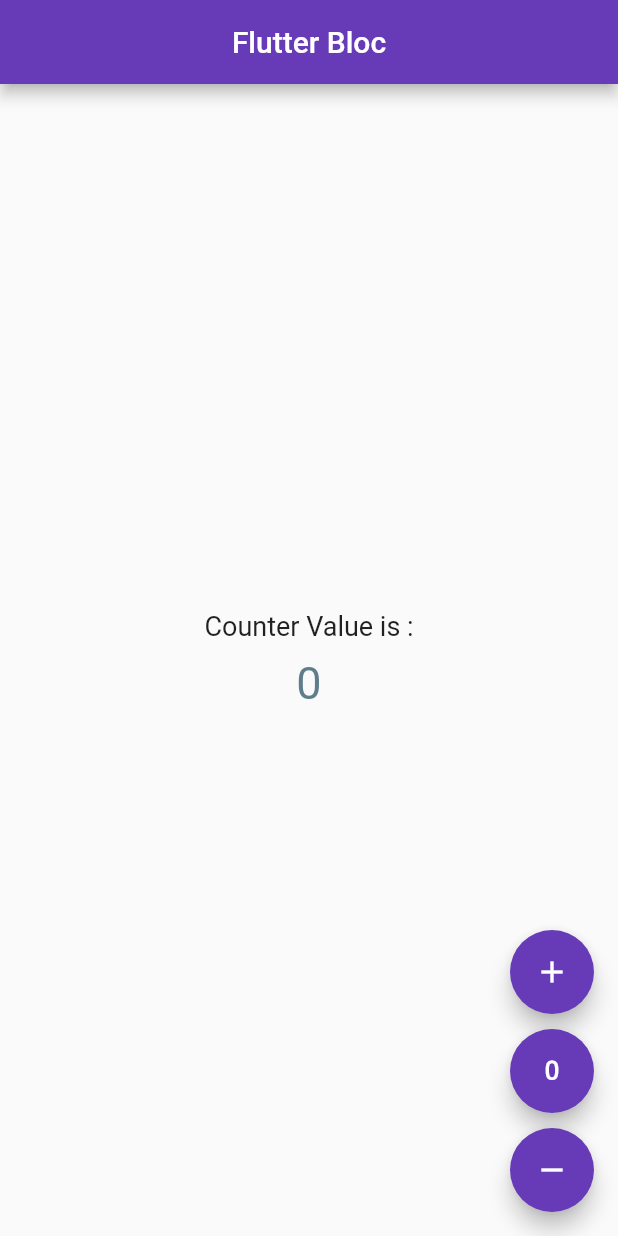
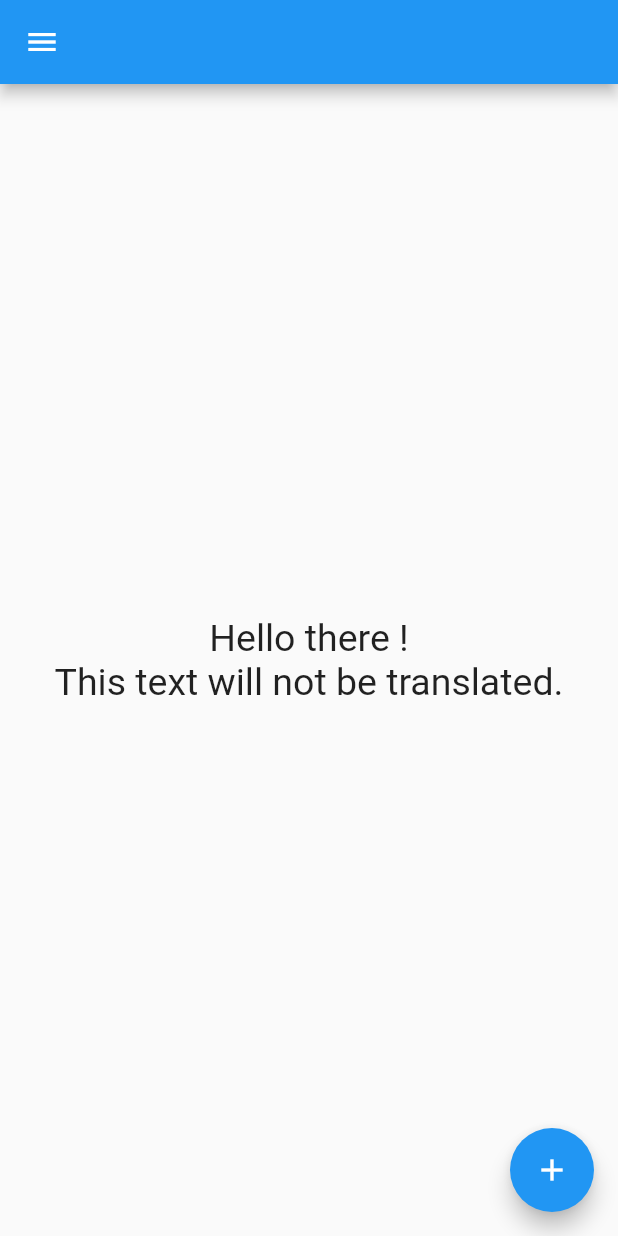
Before and after one commit to M7MMAD-OMAR/bloc-flutter-lang, a Flutter app: the screen it shows after launch, on a phone screen of 412 x 824 dp. Run offline on Flutter 3.47's test engine with Material 2 defaults, Android fonts, the phone set to English and light mode, and no system bars; our stand-ins replace bloc, flutter_bloc.

```diff
--- a/lib/app_localizations.dart
+++ b/lib/app_localizations.dart
@@ -19,8 +19,8 @@ class AppLocalizations {
   late Map<String, String> _localizedStrings;
 
   Future loadJsonLanguage() async {
-    String jsonString =
-    await rootBundle.loadString("assets/lang/${locale!.languageCode}.json");
+    String jsonString = await rootBundle
+        .loadString("lib/assets/lang/${locale!.languageCode}.json");
 
     Map<String, dynamic> jsonMap = json.decode(jsonString);
     _localizedStrings = jsonMap.map((key, value) {
--- a/lib/assets/lang/en.json
+++ b/lib/assets/lang/en.json
@@ -1,3 +1,3 @@
 {
-  "hello_msg":"Hello there !"
+  "hello_msg": "Hello there !"
 }
--- a/lib/main.dart
+++ b/lib/main.dart
@@ -1,29 +1,33 @@
-import 'package:bloc_project/counter/counter_bloc.dart';
 import 'package:bloc_project/pages/home_page.dart';
 import 'package:flutter/material.dart';
-import 'package:flutter_bloc/flutter_bloc.dart';
+import 'package:flutter_localizations/flutter_localizations.dart';
+import 'app_localizations.dart';
 
-void main() {
-  runApp(const MyApp());
-}
+void main() => runApp(const MyApp());
 
 class MyApp extends StatelessWidget {
-  const MyApp({super.key});
+  const MyApp({Key? key}) : super(key: key);
 
-  // This widget is the root of your application.
   @override
   Widget build(BuildContext context) {
-    return BlocProvider(
-      create: (context) => CounterBloc(CounterInitial()),
-      child: MaterialApp(
-        title: 'Flutter Demo',
-        theme: ThemeData(
-          primarySwatch: Colors.deepPurple,
-        ),
-        home: Scaffold(
-          body: HomePage(),
-        ),
-      ),
+    return MaterialApp(
+      supportedLocales: const [Locale('en'), Locale('ar')],
+      localizationsDelegates: const [
+        AppLocalizations.delegate,
+        GlobalMaterialLocalizations.delegate,
+        GlobalWidgetsLocalizations.delegate,
+        GlobalCupertinoLocalizations.delegate
+      ],
+      localeResolutionCallback: (deviceLocale, supportedLocales) {
+        for (var locale in supportedLocales) {
+          if (deviceLocale != null &&
+              deviceLocale.languageCode == locale.languageCode) {
+            return deviceLocale;
+          }
+        }
+        return supportedLocales.first;
+      },
+      home: HomePage(),
     );
   }
 }
--- a/lib/pages/home_page.dart
+++ b/lib/pages/home_page.dart
@@ -1,7 +1,5 @@
-import 'package:flutter_bloc/flutter_bloc.dart';
-import '../counter/counter_bloc.dart';
+import 'package:bloc_project/app_localizations.dart';
 import 'package:flutter/material.dart';
-import '../widgets/btn_floating_widget.dart';
 
 class HomePage extends StatelessWidget {
   const HomePage({Key? key}) : super(key: key);
@@ -9,43 +7,32 @@ class HomePage extends StatelessWidget {
   @override
   Widget build(BuildContext context) {
     return Scaffold(
-      appBar: AppBar(
-        title: const Text("Flutter Bloc"),
-        centerTitle: true,
-      ),
+      appBar: AppBar(),
+      drawer: const Drawer(),
       body: Center(
-        child: Column(
-          mainAxisAlignment: MainAxisAlignment.center,
-          children: <Widget>[
-            const Text(
-              'Counter Value is :',
-              style: TextStyle(fontSize: 18),
-            ),
-            const SizedBox(
-              height: 10,
-            ),
-            BlocBuilder<CounterBloc, CounterState>(
-              builder: (context, state) {
-                if (state is CounterInitial) {
-                  return const Text(
-                    "0",
-                    style: TextStyle(color: Colors.blueGrey, fontSize: 30),
-                  );
-                } else if (state is CounterValueChangedState) {
-                  return Text(
-                    state.counter.toString(),
-                    style:
-                    const TextStyle(color: Colors.blueGrey, fontSize: 30),
-                  );
-                } else {
-                  return const SizedBox();
-                }
-              },
-            ),
-          ],
+        child: Padding(
+          padding: const EdgeInsets.all(8.0),
+          child: Column(
+            mainAxisSize: MainAxisSize.min,
+            children: <Widget>[
+              Text(
+                "hello_msg".tr(context),
+                style: const TextStyle(fontSize: 25),
+                textAlign: TextAlign.center,
+              ),
+              const Text(
+                'This text will not be translated.',
+                style: TextStyle(fontSize: 25),
+                textAlign: TextAlign.center,
+              ),
+            ],
+          ),
         ),
       ),
-      floatingActionButton: const ButtonsWidget(),
+      floatingActionButton: FloatingActionButton(
+        onPressed: () {},
+        child: const Icon(Icons.add),
+      ),
     );
   }
 }
```
Also changed, not shown: pubspec.yaml (+7 -2 lines), pubspec.lock, 1 other file.
